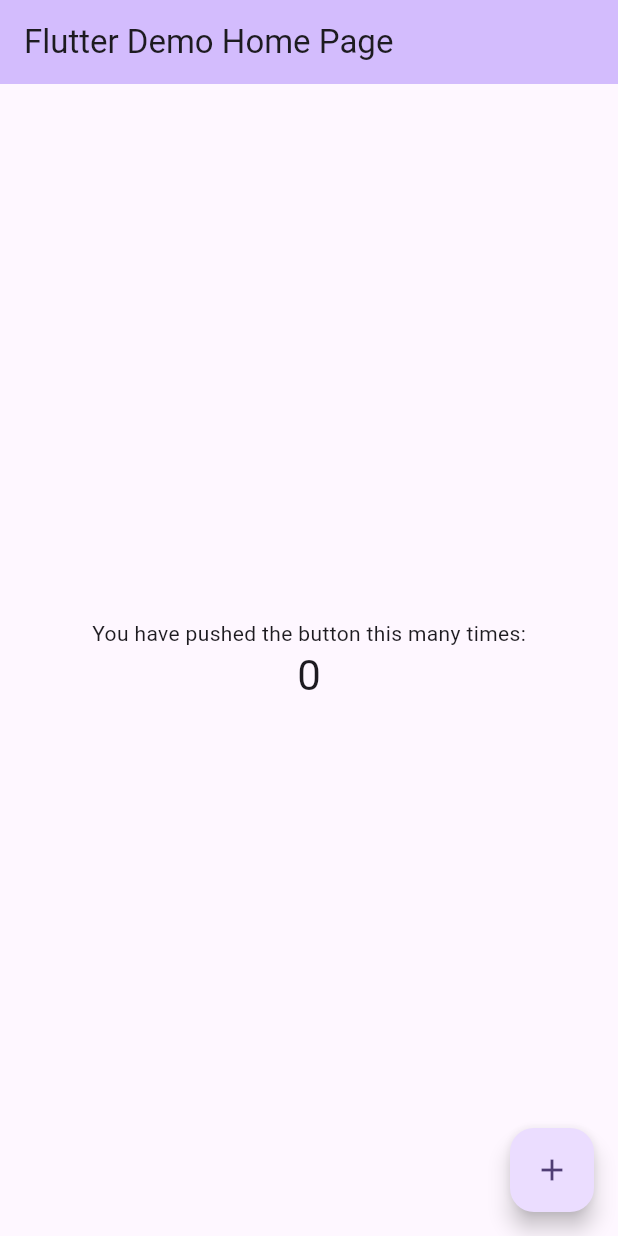
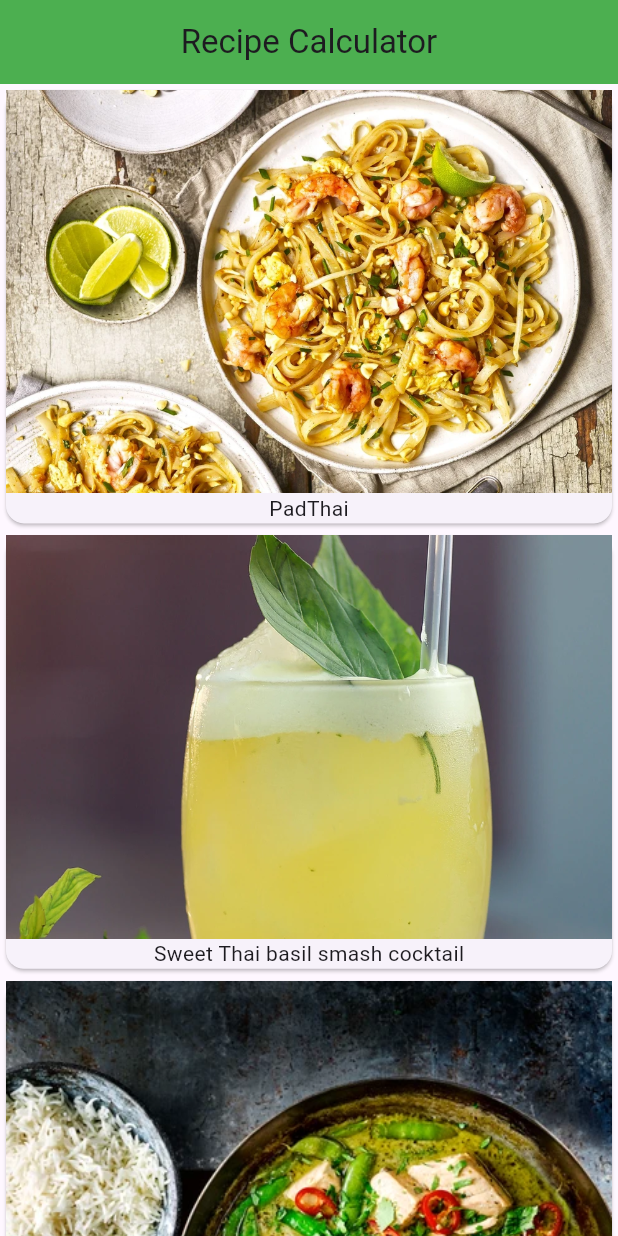
Before and after one commit to chayaponponviset-collab/myapp, a Flutter app: the screen it shows after launch, on a phone screen of 412 x 824 dp. Run offline on Flutter 3.47's test engine with Material 3 defaults, Android fonts, the phone set to English and light mode, and no system bars.

Commit message:
Recipe List Design

```diff
--- a/lib/main.dart
+++ b/lib/main.dart
@@ -1,52 +1,30 @@
 import 'package:flutter/material.dart';
+import 'model/recipe.dart';
 
 void main() {
-  runApp(const MyApp());
+  runApp(const RecipeApp());
 }
 
-class MyApp extends StatelessWidget {
-  const MyApp({super.key});
+class RecipeApp extends StatelessWidget {
+  const RecipeApp({super.key});
 
-  // This widget is the root of your application.
   @override
   Widget build(BuildContext context) {
     return MaterialApp(
       title: 'Flutter Demo',
       theme: ThemeData(
-        // This is the theme of your application.
-        //
-        // TRY THIS: Try running your application with "flutter run". You'll see
-        // the application has a purple toolbar. Then, without quitting the app,
-        // try changing the seedColor in the colorScheme below to Colors.green
-        // and then invoke "hot reload" (save your changes or press the "hot
-        // reload" button in a Flutter-supported IDE, or press "r" if you used
-        // the command line to start the app).
-        //
-        // Notice that the counter didn't reset back to zero; the application
-        // state is not lost during the reload. To reset the state, use hot
-        // restart instead.
-        //
-        // This works for code too, not just values: Most code changes can be
-        // tested with just a hot reload.
-        colorScheme: ColorScheme.fromSeed(seedColor: Colors.deepPurple),
+
+        appBarTheme: const AppBarTheme(
+          centerTitle: true,
+        ),
       ),
-      home: const MyHomePage(title: 'Flutter Demo Home Page'),
+      home: const MyHomePage(title: 'Recipe Calculator'),
     );
   }
 }
 
 class MyHomePage extends StatefulWidget {
   const MyHomePage({super.key, required this.title});
-
-  // This widget is the home page of your application. It is stateful, meaning
-  // that it has a State object (defined below) that contains fields that affect
-  // how it looks.
-
-  // This class is the configuration for the state. It holds the values (in this
-  // case the title) provided by the parent (in this case the App widget) and
-  // used by the build method of the State. Fields in a Widget subclass are
-  // always marked "final".
-
   final String title;
 
   @override
@@ -54,69 +32,36 @@ class MyHomePage extends StatefulWidget {
 }
 
 class _MyHomePageState extends State<MyHomePage> {
-  int _counter = 0;
-
-  void _incrementCounter() {
-    setState(() {
-      // This call to setState tells the Flutter framework that something has
-      // changed in this State, which causes it to rerun the build method below
-      // so that the display can reflect the updated values. If we changed
-      // _counter without calling setState(), then the build method would not be
-      // called again, and so nothing would appear to happen.
-      _counter++;
-    });
-  }
 
   @override
   Widget build(BuildContext context) {
-    // This method is rerun every time setState is called, for instance as done
-    // by the _incrementCounter method above.
-    //
-    // The Flutter framework has been optimized to make rerunning build methods
-    // fast, so that you can just rebuild anything that needs updating rather
-    // than having to individually change instances of widgets.
     return Scaffold(
       appBar: AppBar(
-        // TRY THIS: Try changing the color here to a specific color (to
-        // Colors.amber, perhaps?) and trigger a hot reload to see the AppBar
-        // change color while the other colors stay the same.
-        backgroundColor: Theme.of(context).colorScheme.inversePrimary,
-        // Here we take the value from the MyHomePage object that was created by
-        // the App.build method, and use it to set our appbar title.
-        title: Text(widget.title),
+        backgroundColor: Colors.green,
+        title: Text(widget.title)
       ),
-      body: Center(
-        // Center is a layout widget. It takes a single child and positions it
-        // in the middle of the parent.
-        child: Column(
-          // Column is also a layout widget. It takes a list of children and
-          // arranges them vertically. By default, it sizes itself to fit its
-          // children horizontally, and tries to be as tall as its parent.
-          //
-          // Column has various properties to control how it sizes itself and
-          // how it positions its children. Here we use mainAxisAlignment to
-          // center the children vertically; the main axis here is the vertical
-          // axis because Columns are vertical (the cross axis would be
-          // horizontal).
-          //
-          // TRY THIS: Invoke "debug painting" (choose the "Toggle Debug Paint"
-          // action in the IDE, or press "p" in the console), to see the
-          // wireframe for each widget.
-          mainAxisAlignment: MainAxisAlignment.center,
-          children: <Widget>[
-            const Text('You have pushed the button this many times:'),
-            Text(
-              '$_counter',
-              style: Theme.of(context).textTheme.headlineMedium,
-            ),
-          ],
-        ),
+      body: SafeArea(child: Container(
+        child: ListView.builder(
+        itemBuilder: (BuildContext context, int index) {
+        return buildRecipeCard(Recipe.samples[index]);
+      },
+        itemCount: Recipe.samples.length,
       ),
-      floatingActionButton: FloatingActionButton(
-        onPressed: _incrementCounter,
-        tooltip: 'Increment',
-        child: const Icon(Icons.add),
-      ), // This trailing comma makes auto-formatting nicer for build methods.
+
+      )
+      ),
     );
   }
+
+  Widget buildRecipeCard(Recipe recipe) {
+ return Card(
+ child: Column(
+ children: <Widget>[
+ Image(image: AssetImage(recipe.imgUrl)),
+ Text(recipe.imgTitle),
+ ],
+ ),
+ );
+ }
+
 }
--- /dev/null
+++ b/lib/model/recipe.dart
@@ -0,0 +1,14 @@
+class Recipe {
+  String imgUrl;
+  String imgTitle;
+
+  Recipe(this.imgUrl, this.imgTitle);
+
+   static List<Recipe> samples = [
+   Recipe('assets/images/200304_Olive_PadThai-ebe0f22-scaled.webp','PadThai',),
+   Recipe('assets/images/3910.webp','Sweet Thai basil smash cocktail',),
+   Recipe('assets/images/OLI-0519-Healthy_GreenThaiFishCurry_32208-c3cee9a.webp','GreenThaiFishCurry',),
+   Recipe('assets/images/p110-20250121rps2352pumpkincurrypreview-8534543.webp','pumpkincurry',),
+  ];
+
+}
```
Also changed, not shown: pubspec.yaml (+5 -4 lines), assets/images/200304_Olive_PadThai-ebe0f22-scaled.webp (added), assets/images/3910.webp (added), assets/images/OLI-0519-Healthy_GreenThaiFishCurry_32208-c3cee9a.webp (added), assets/images/p110-20250121rps2352pumpkincurrypreview-8534543.webp (added), 1 other file.
